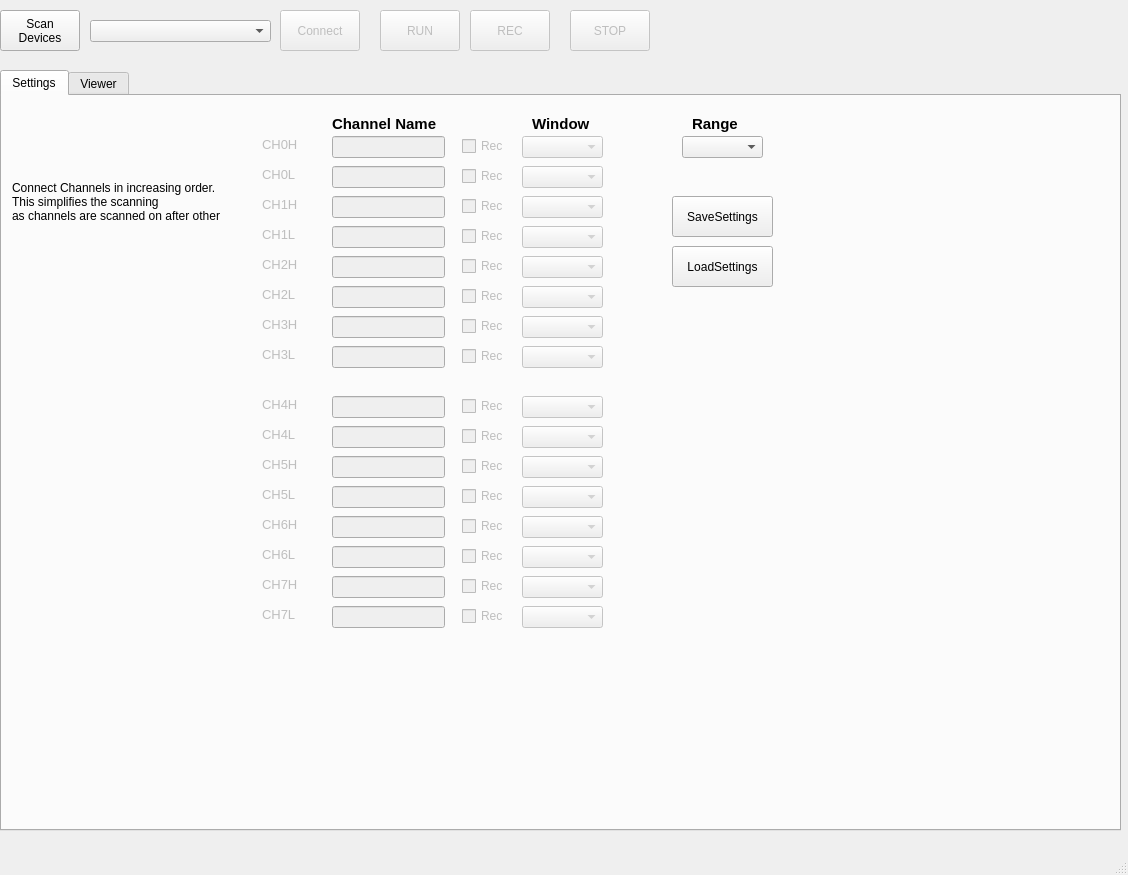
Above: GUI/GUI.ui from Optophys-Lab/MCC_DAQ before the change. Below: the same form after it.
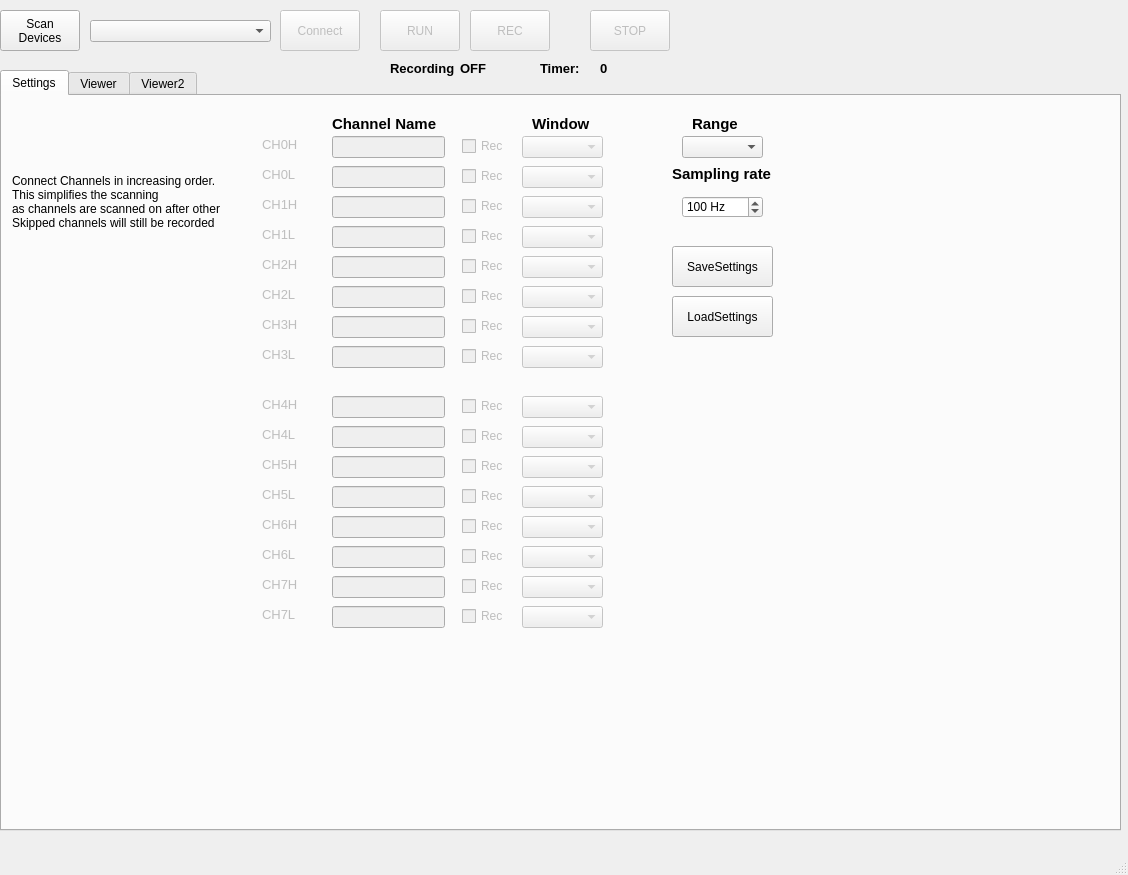
That is the form after the change. Custom widgets are drawn as their Qt base class.

Commit message: - Implemented recording and visualization of MCC data via threads and queues - Implemnented flexible plotting options - remove unneeded files

What changed in the file:
```diff
--- a/GUI/GUI.ui
+++ b/GUI/GUI.ui
@@ -92,7 +92,7 @@
     </property>
     <property name="geometry">
      <rect>
-      <x>570</x>
+      <x>590</x>
       <y>10</y>
       <width>80</width>
       <height>41</height>
@@ -782,7 +782,8 @@
       <property name="text">
        <string>Connect Channels in increasing order.
 This simplifies the scanning
-as channels are scanned on after other</string>
+as channels are scanned on after other
+Skipped channels will still be recorded</string>
       </property>
      </widget>
      <widget class="QCheckBox" name="CH_REC_7">
@@ -826,7 +827,7 @@
       <property name="geometry">
        <rect>
         <x>670</x>
-        <y>150</y>
+        <y>200</y>
         <width>101</width>
         <height>41</height>
        </rect>
@@ -1397,7 +1398,7 @@
       <property name="geometry">
        <rect>
         <x>670</x>
-        <y>100</y>
+        <y>150</y>
         <width>101</width>
         <height>41</height>
        </rect>
@@ -1461,6 +1462,47 @@
        <string>CH5L</string>
       </property>
      </widget>
+     <widget class="QLabel" name="label_5">
+      <property name="geometry">
+       <rect>
+        <x>670</x>
+        <y>70</y>
+        <width>111</width>
+        <height>16</height>
+       </rect>
+      </property>
+      <property name="font">
+       <font>
+        <pointsize>11</pointsize>
+        <bold>true</bold>
+       </font>
+      </property>
+      <property name="text">
+       <string>Sampling rate</string>
+      </property>
+     </widget>
+     <widget class="QSpinBox" name="SamplingRateSpin">
+      <property name="geometry">
+       <rect>
+        <x>680</x>
+        <y>100</y>
+        <width>81</width>
+        <height>22</height>
+       </rect>
+      </property>
+      <property name="suffix">
+       <string> Hz</string>
+      </property>
+      <property name="minimum">
+       <number>1</number>
+      </property>
+      <property name="maximum">
+       <number>30000</number>
+      </property>
+      <property name="value">
+       <number>100</number>
+      </property>
+     </widget>
     </widget>
     <widget class="QWidget" name="Viewer">
      <attribute name="title">
@@ -1476,7 +1518,7 @@
        </rect>
       </property>
      </widget>
-     <widget class="Analog_plot" name="Channel_viewWidget" native="true">
+     <widget class="Analog_plot" name="Channel_viewWidget_1" native="true">
       <property name="geometry">
        <rect>
         <x>10</x>
@@ -1506,84 +1548,129 @@
        </rect>
       </property>
      </widget>
-     <widget class="QLabel" name="label_21">
+    </widget>
+    <widget class="QWidget" name="Viewer2">
+     <attribute name="title">
+      <string>Viewer2</string>
+     </attribute>
+     <widget class="Analog_plot" name="Channel_viewWidget_5" native="true">
       <property name="geometry">
        <rect>
         <x>10</x>
-        <y>20</y>
-        <width>81</width>
-        <height>16</height>
+        <y>50</y>
+        <width>1101</width>
+        <height>161</height>
        </rect>
       </property>
-      <property name="font">
-       <font>
-        <pointsize>10</pointsize>
-        <bold>true</bold>
-       </font>
-      </property>
-      <property name="text">
-       <string>Recording</string>
-      </property>
      </widget>
-     <widget class="QLabel" name="recording_Info">
+     <widget class="Analog_plot" name="Channel_viewWidget_6" native="true">
       <property name="geometry">
        <rect>
-        <x>90</x>
-        <y>20</y>
-        <width>81</width>
-        <height>16</height>
+        <x>10</x>
+        <y>220</y>
+        <width>1101</width>
+        <height>161</height>
        </rect>
       </property>
-      <property name="font">
-       <font>
-        <pointsize>10</pointsize>
-        <bold>true</bold>
-       </font>
-      </property>
-      <property name="text">
-       <string>OFF</string>
-      </property>
      </widget>
-     <widget class="QLabel" name="label_23">
+     <widget class="Analog_plot" name="Channel_viewWidget_7" native="true">
       <property name="geometry">
        <rect>
-        <x>180</x>
-        <y>20</y>
-        <width>51</width>
-        <height>16</height>
+        <x>10</x>
+        <y>390</y>
+        <width>1101</width>
+        <height>161</height>
        </rect>
       </property>
-      <property name="font">
-       <font>
-        <pointsize>10</pointsize>
-        <bold>true</bold>
-       </font>
-      </property>
-      <property name="text">
-       <string>Timer:</string>
-      </property>
      </widget>
-     <widget class="QLabel" name="timer_info">
+     <widget class="Analog_plot" name="Channel_viewWidget_8" native="true">
       <property name="geometry">
        <rect>
-        <x>240</x>
-        <y>20</y>
-        <width>81</width>
-        <height>16</height>
+        <x>10</x>
+        <y>560</y>
+        <width>1101</width>
+        <height>161</height>
        </rect>
       </property>
-      <property name="font">
-       <font>
-        <pointsize>10</pointsize>
-        <bold>true</bold>
-       </font>
-      </property>
-      <property name="text">
-       <string>0</string>
-      </property>
      </widget>
     </widget>
    </widget>
+   <widget class="QLabel" name="timer_info">
+    <property name="geometry">
+     <rect>
+      <x>600</x>
+      <y>60</y>
+      <width>81</width>
+      <height>16</height>
+     </rect>
+    </property>
+    <property name="font">
+     <font>
+      <pointsize>10</pointsize>
+      <bold>true</bold>
+     </font>
+    </property>
+    <property name="text">
+     <string>0</string>
+    </property>
+   </widget>
+   <widget class="QLabel" name="label_23">
+    <property name="geometry">
+     <rect>
+      <x>540</x>
+      <y>60</y>
+      <width>51</width>
+      <height>16</height>
+     </rect>
+    </property>
+    <property name="font">
+     <font>
+      <pointsize>10</pointsize>
+      <bold>true</bold>
+     </font>
+    </property>
+    <property name="text">
+     <string>Timer:</string>
+    </property>
+   </widget>
+   <widget class="QLabel" name="recording_Info">
+    <property name="geometry">
+     <rect>
+      <x>460</x>
+      <y>60</y>
+      <width>41</width>
+      <height>16</height>
+     </rect>
+    </property>
+    <property name="font">
+     <font>
+      <pointsize>10</pointsize>
+      <bold>true</bold>
+     </font>
+    </property>
+    <property name="text">
+     <string>OFF</string>
+    </property>
+   </widget>
+   <widget class="QLabel" name="label_21">
+    <property name="geometry">
+     <rect>
+      <x>390</x>
+      <y>60</y>
+      <width>81</width>
+      <height>16</height>
+     </rect>
+    </property>
+    <property name="font">
+     <font>
+      <pointsize>10</pointsize>
+      <bold>true</bold>
+     </font>
+    </property>
+    <property name="text">
+     <string>Recording</string>
+    </property>
+   </widget>
   </widget>
   <widget class="QMenuBar" name="menubar">
    <property name="geometry">
```
The commit also changes 19 other files.
